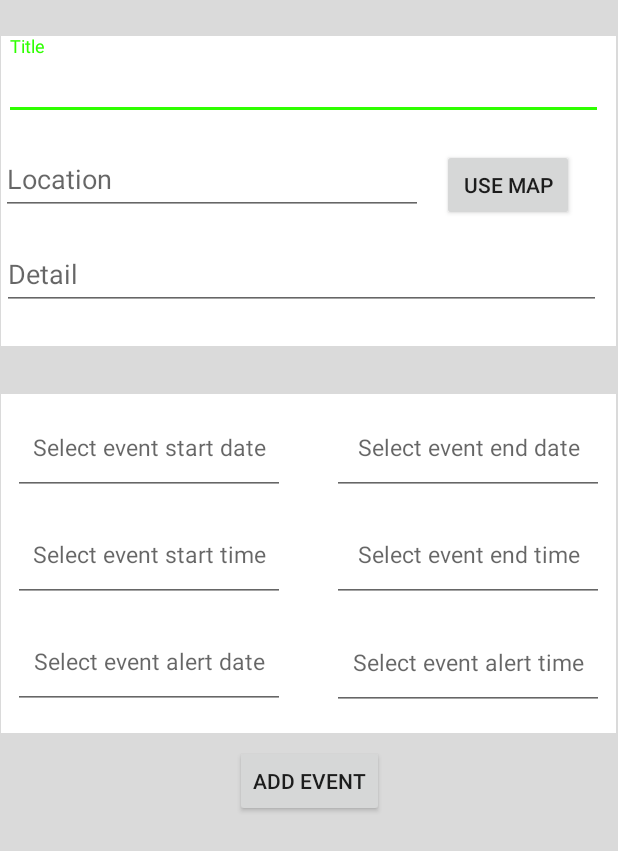
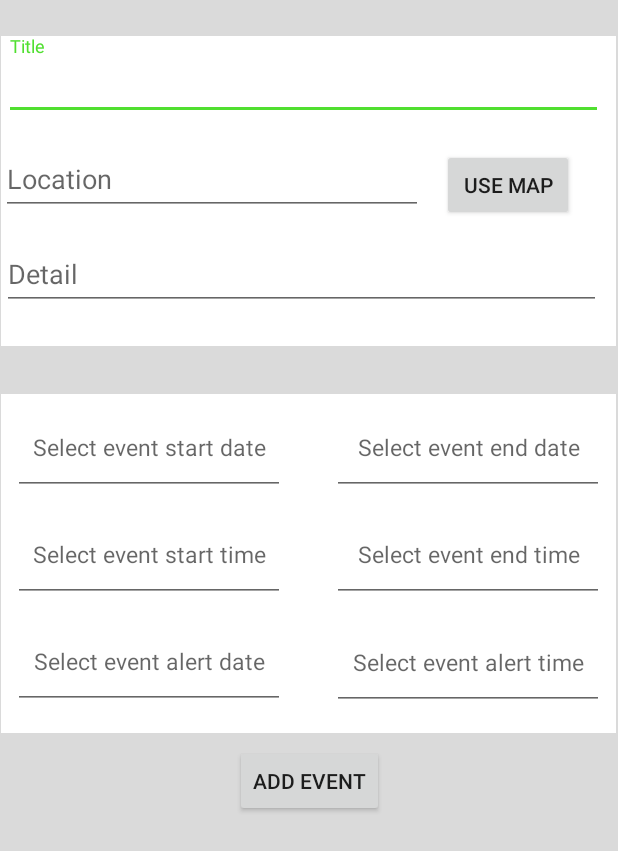
Before and after one commit to intersignature/final_project_android, an Android app: the Calendar_fragment screen opened directly, with no data from a screen before it, in the options menu, after a tap on "ADDEVENT", on a phone screen of 412 x 824 dp. Shown: the top 851 px of the screen. Run offline under Robolectric (Android 15) with nearby library versions, the phone set to English and light mode, and no system bars; libraries missing offline, so code that uses them is left out: com.facebook.share.

Commit message:
update colorPrimary and colorAccent in color.xml

```diff
--- a/Eventontheday/app/src/main/java/kmitl/final_project/sirichai/eventontheday/controller/RecyclerEventAdapter.java
+++ b/Eventontheday/app/src/main/java/kmitl/final_project/sirichai/eventontheday/controller/RecyclerEventAdapter.java
@@ -74,9 +74,9 @@ public class RecyclerEventAdapter extends RecyclerView.Adapter<RecyclerEventAdap
             Date dateFromDb = sdf1.parse(listEvent.getEventDate().split(": ")[1]);
             Date currentDate = sdf1.parse(sdf1.format(date));
             if (dateFromDb.compareTo(currentDate) >= 0) {
-                holder.eventTitle.setTextColor(Color.GREEN);
-                holder.eventDate.setTextColor(Color.GREEN);
-                holder.eventLocation.setTextColor(Color.GREEN);
+                holder.eventTitle.setTextColor(Color.rgb(80,223,48));
+                holder.eventDate.setTextColor(Color.rgb(80,223,48));
+                holder.eventLocation.setTextColor(Color.rgb(80,223,48));
             } else if (dateFromDb.compareTo(currentDate) < 0) {
                 holder.eventTitle.setTextColor(Color.RED);
                 holder.eventDate.setTextColor(Color.RED);
--- a/Eventontheday/app/src/main/res/values/colors.xml
+++ b/Eventontheday/app/src/main/res/values/colors.xml
@@ -1,6 +1,6 @@
 <?xml version="1.0" encoding="utf-8"?>
 <resources>
-    <color name="colorPrimary">#00F3CA</color>
+    <color name="colorPrimary">#14ae94</color>
     <color name="colorPrimaryDark">#303F9F</color>
-    <color name="colorAccent">#2EFF00</color>
+    <color name="colorAccent">#50df30</color>
 </resources>
```
